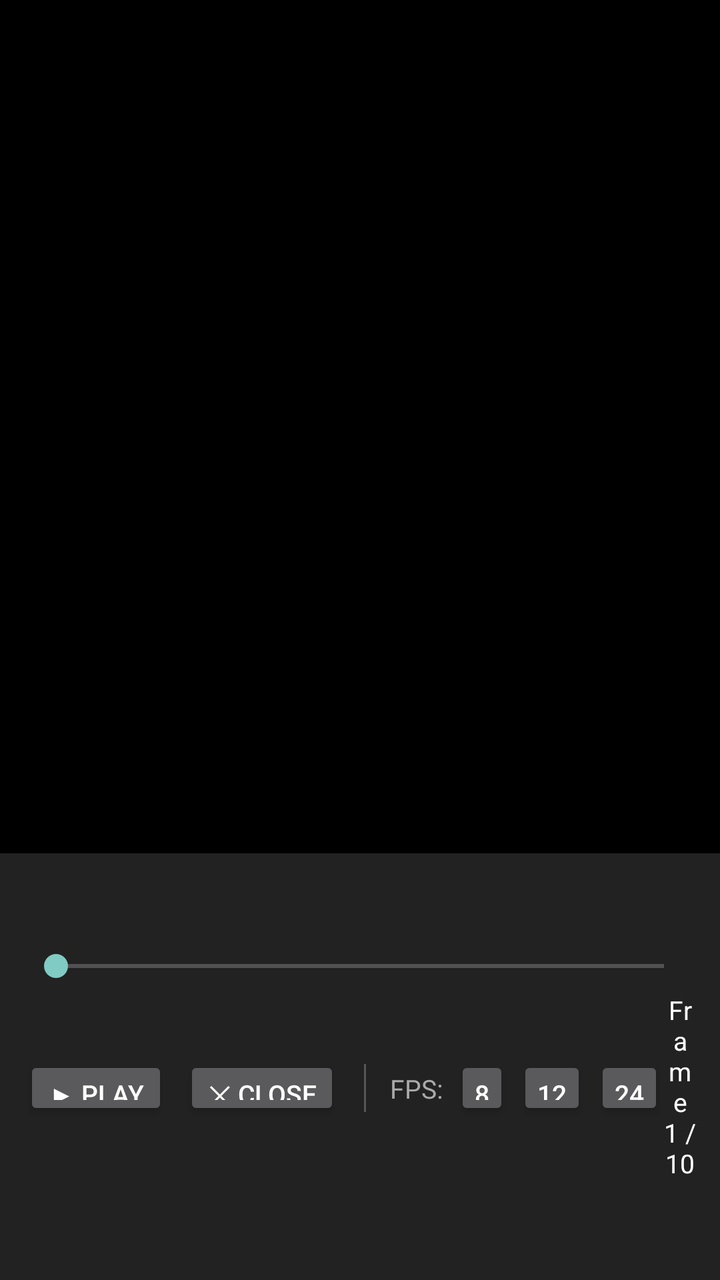
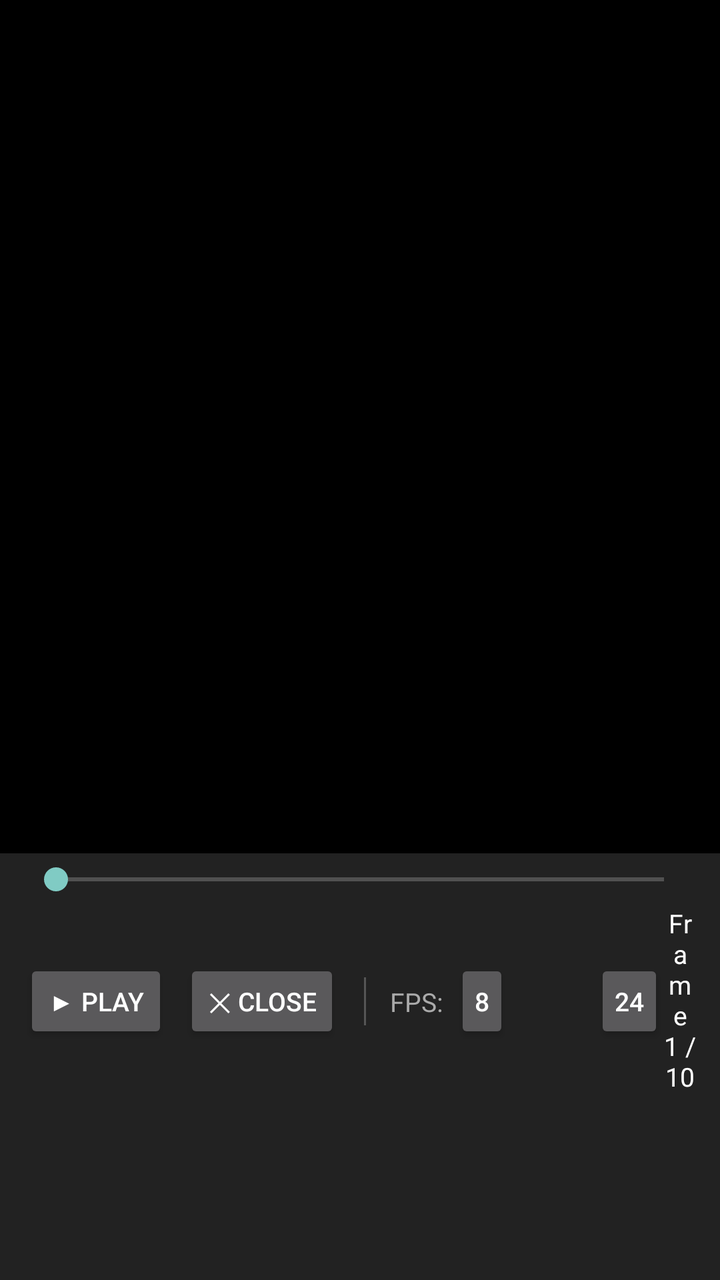

An Android layout rendered at two revisions. The XML below is the earlier revision; the diff shows what the commit changed to produce the second picture.
<!-- AndroidManifest.xml: activity theme Theme.AppCompat.NoActionBar -->
<!-- res/layout/activity_frame_preview.xml -->
<?xml version="1.0" encoding="utf-8"?>
<LinearLayout
    xmlns:android="http://schemas.android.com/apk/res/android"
    android:layout_width="match_parent"
    android:layout_height="match_parent"
    android:orientation="vertical"
    android:background="#000000">

    
    <ImageView
        android:id="@+id/previewImageView"
        android:layout_width="match_parent"
        android:layout_height="0dp"
        android:layout_weight="2"
        android:scaleType="fitCenter"
        android:background="#000000" />

    
    <LinearLayout
        android:layout_width="match_parent"
        android:layout_height="0dp"
        android:layout_weight="1"
        android:orientation="vertical"
        android:background="#222222"
        android:paddingStart="12dp"
        android:paddingEnd="12dp"
        android:paddingTop="4dp"
        android:paddingBottom="4dp"
        android:gravity="center_vertical">

        

        
        <SeekBar
            android:id="@+id/frameSeekBar"
            android:layout_width="match_parent"
            android:layout_height="wrap_content"
            android:layout_marginBottom="4dp" />

        
        <LinearLayout
            android:layout_width="match_parent"
            android:layout_height="wrap_content"
            android:orientation="horizontal"
            android:gravity="center">

            <Button
                android:id="@+id/playButton"
                android:layout_width="wrap_content"
                android:layout_height="32dp"
                android:text="▶ Play"
                android:textSize="13sp"
                android:paddingStart="12dp"
                android:paddingEnd="12dp"
                android:minWidth="0dp"
                android:minHeight="0dp" />

            <Button
                android:id="@+id/closeButton"
                android:layout_width="wrap_content"
                android:layout_height="32dp"
                android:text="✕ Close"
                android:textSize="13sp"
                android:paddingStart="12dp"
                android:paddingEnd="12dp"
                android:minWidth="0dp"
                android:minHeight="0dp"
                android:layout_marginStart="8dp" />

            
            <View
                android:layout_width="1dp"
                android:layout_height="24dp"
                android:background="#555555"
                android:layout_marginStart="12dp"
                android:layout_marginEnd="12dp" />

            <TextView
                android:layout_width="wrap_content"
                android:layout_height="wrap_content"
                android:text="FPS:"
                android:textColor="#AAAAAA"
                android:textSize="13sp"
                android:layout_marginEnd="6dp" />

            <Button
                android:id="@+id/fps8Button"
                android:layout_width="wrap_content"
                android:layout_height="32dp"
                android:text="8"
                android:textSize="13sp"
                android:paddingStart="10dp"
                android:paddingEnd="10dp"
                android:minWidth="0dp"
                android:minHeight="0dp" />

            <Button
                android:id="@+id/fps12Button"
                android:layout_width="wrap_content"
                android:layout_height="32dp"
                android:text="12"
                android:textSize="13sp"
                android:paddingStart="10dp"
                android:paddingEnd="10dp"
                android:minWidth="0dp"
                android:minHeight="0dp"
                android:layout_marginStart="4dp" />

            <Button
                android:id="@+id/fps24Button"
                android:layout_width="wrap_content"
                android:layout_height="32dp"
                android:text="24"
                android:textSize="13sp"
                android:paddingStart="10dp"
                android:paddingEnd="10dp"
                android:minWidth="0dp"
                android:minHeight="0dp"
                android:layout_marginStart="4dp" />

        <TextView
            android:id="@+id/frameCounter"
            android:layout_width="match_parent"
            android:layout_height="wrap_content"
            android:text="Frame 1 / 10"
            android:textColor="#FFFFFF"
            android:textSize="13sp"
            android:gravity="center"
            android:paddingBottom="2dp" />

        </LinearLayout>

    </LinearLayout>

</LinearLayout>
<!-- resources referenced by this layout -->
<resources>

</resources>

<!-- the commit's change to res/layout/activity_frame_preview.xml (unified diff, before → after) -->
@@ -26,7 +26,7 @@
         android:paddingEnd="12dp"
         android:paddingTop="4dp"
         android:paddingBottom="4dp"
-        android:gravity="center_vertical">
+        android:gravity="top">
 
         
 
@@ -47,7 +47,7 @@
             <Button
                 android:id="@+id/playButton"
                 android:layout_width="wrap_content"
-                android:layout_height="32dp"
+                android:layout_height="42dp"
                 android:text="▶ Play"
                 android:textSize="13sp"
                 android:paddingStart="12dp"
@@ -58,7 +58,7 @@
             <Button
                 android:id="@+id/closeButton"
                 android:layout_width="wrap_content"
-                android:layout_height="32dp"
+                android:layout_height="42dp"
                 android:text="✕ Close"
                 android:textSize="13sp"
                 android:paddingStart="12dp"
@@ -86,7 +86,7 @@
             <Button
                 android:id="@+id/fps8Button"
                 android:layout_width="wrap_content"
-                android:layout_height="32dp"
+                android:layout_height="42dp"
                 android:text="8"
                 android:textSize="13sp"
                 android:paddingStart="10dp"
@@ -97,7 +97,7 @@
             <Button
                 android:id="@+id/fps12Button"
                 android:layout_width="wrap_content"
-                android:layout_height="32dp"
+                android:layout_height="w2dp"
                 android:text="12"
                 android:textSize="13sp"
                 android:paddingStart="10dp"
@@ -109,7 +109,7 @@
             <Button
                 android:id="@+id/fps24Button"
                 android:layout_width="wrap_content"
-                android:layout_height="32dp"
+                android:layout_height="42dp"
                 android:text="24"
                 android:textSize="13sp"
                 android:paddingStart="10dp"
